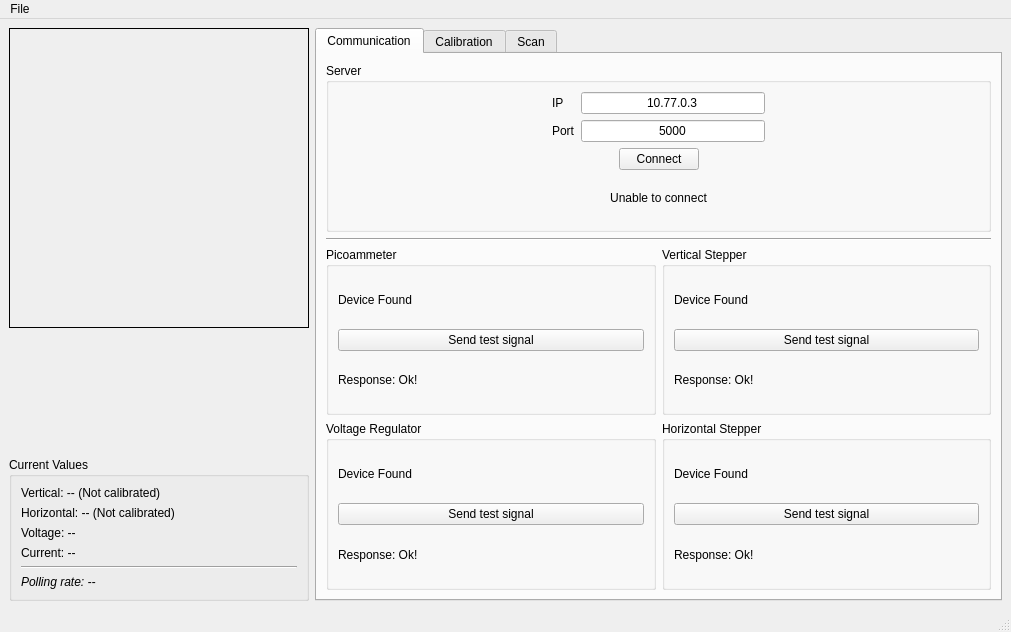
Above: Software/ScannerDAQ/designer/MainWindow.ui from DanielWinklehner/Ion-Source-Control-System before the change. Below: the same form after it.
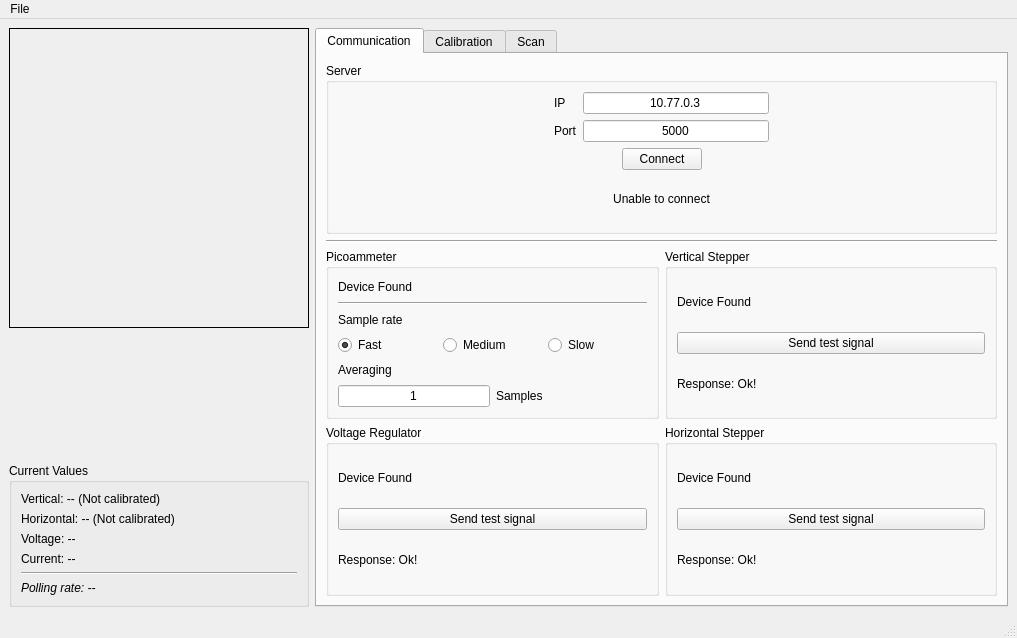
That is the form after the change. Icons and pictures are not drawn.

What changed in the file:
```diff
--- a/Software/ScannerDAQ/designer/MainWindow.ui
+++ b/Software/ScannerDAQ/designer/MainWindow.ui
@@ -9,8 +9,8 @@
    <rect>
     <x>0</x>
     <y>0</y>
-    <width>1011</width>
-    <height>632</height>
+    <width>1017</width>
+    <height>638</height>
    </rect>
   </property>
   <property name="windowTitle">
@@ -256,28 +256,90 @@
           <property name="title">
            <string>Picoammeter</string>
           </property>
-          <layout class="QGridLayout" name="gridLayout_10">
-           <item row="0" column="0">
+          <layout class="QVBoxLayout" name="verticalLayout_12">
+           <item>
             <widget class="QLabel" name="lblVerPos_2">
              <property name="text">
               <string>Device Found</string>
              </property>
             </widget>
            </item>
-           <item row="1" column="0">
-            <widget class="QPushButton" name="pushButton_7">
+           <item>
+            <widget class="Line" name="line_7">
+             <property name="orientation">
+              <enum>Qt::Horizontal</enum>
+             </property>
+            </widget>
+           </item>
+           <item>
+            <widget class="QLabel" name="label_57">
              <property name="text">
-              <string>Send test signal</string>
+              <string>Sample rate</string>
              </property>
             </widget>
            </item>
-           <item row="2" column="0">
-            <widget class="QLabel" name="lblVerPos_9">
+           <item>
+            <layout class="QHBoxLayout" name="horizontalLayout_13">
+             <item>
+              <widget class="QRadioButton" name="radioButton_3">
+               <property name="text">
+                <string>Fast</string>
+               </property>
+               <property name="checked">
+                <bool>true</bool>
+               </property>
+              </widget>
+             </item>
+             <item>
+              <widget class="QRadioButton" name="radioButton_2">
+               <property name="text">
+                <string>Medium</string>
+               </property>
+              </widget>
+             </item>
+             <item>
+              <widget class="QRadioButton" name="radioButton">
+               <property name="text">
+                <string>Slow</string>
+               </property>
+              </widget>
+             </item>
+            </layout>
+           </item>
+           <item>
+            <widget class="QLabel" name="label_42">
              <property name="text">
-              <string>Response: Ok!</string>
+              <string>Averaging</string>
              </property>
             </widget>
            </item>
+           <item>
+            <layout class="QHBoxLayout" name="horizontalLayout_14">
+             <item>
+              <widget class="QLineEdit" name="lineEdit">
+               <property name="sizePolicy">
+                <sizepolicy hsizetype="Minimum" vsizetype="Fixed">
+                 <horstretch>0</horstretch>
+                 <verstretch>0</verstretch>
+                </sizepolicy>
+               </property>
+               <property name="text">
+                <string>1</string>
+               </property>
+               <property name="alignment">
+                <set>Qt::AlignCenter</set>
+               </property>
+              </widget>
+             </item>
+             <item>
+              <widget class="QLabel" name="label_56">
+               <property name="text">
+                <string>Samples</string>
+               </property>
+              </widget>
+             </item>
+            </layout>
+           </item>
           </layout>
          </widget>
         </item>
@@ -1345,7 +1407,7 @@
     <rect>
      <x>0</x>
      <y>0</y>
-     <width>1011</width>
+     <width>1017</width>
      <height>26</height>
     </rect>
    </property>
```
